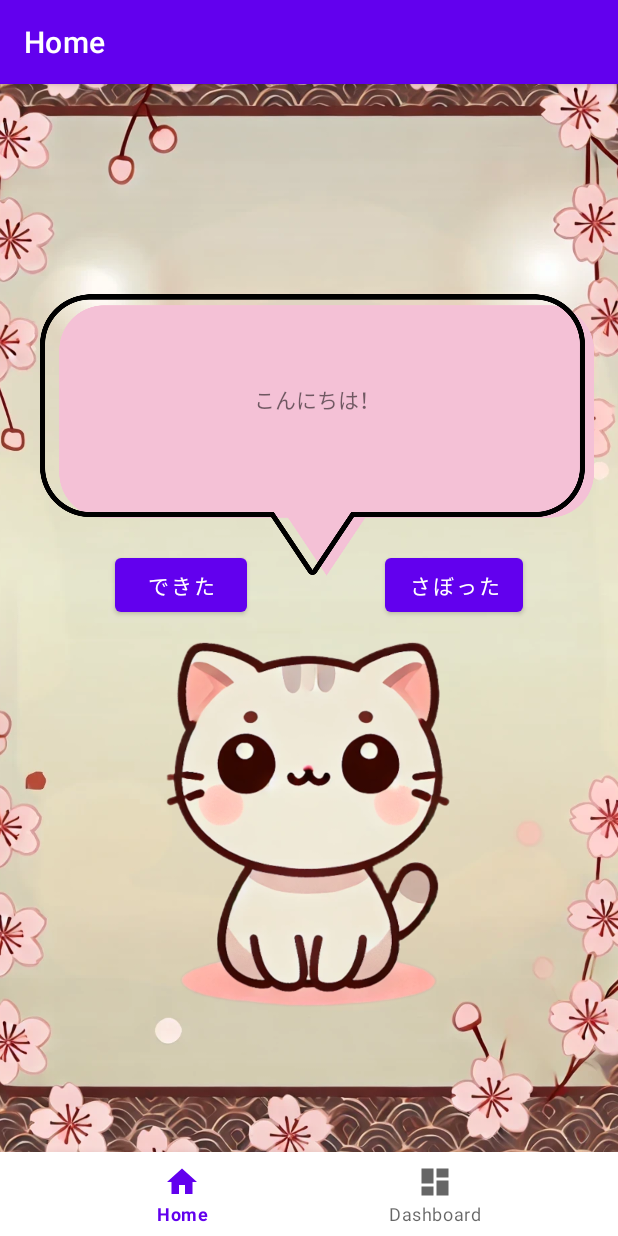
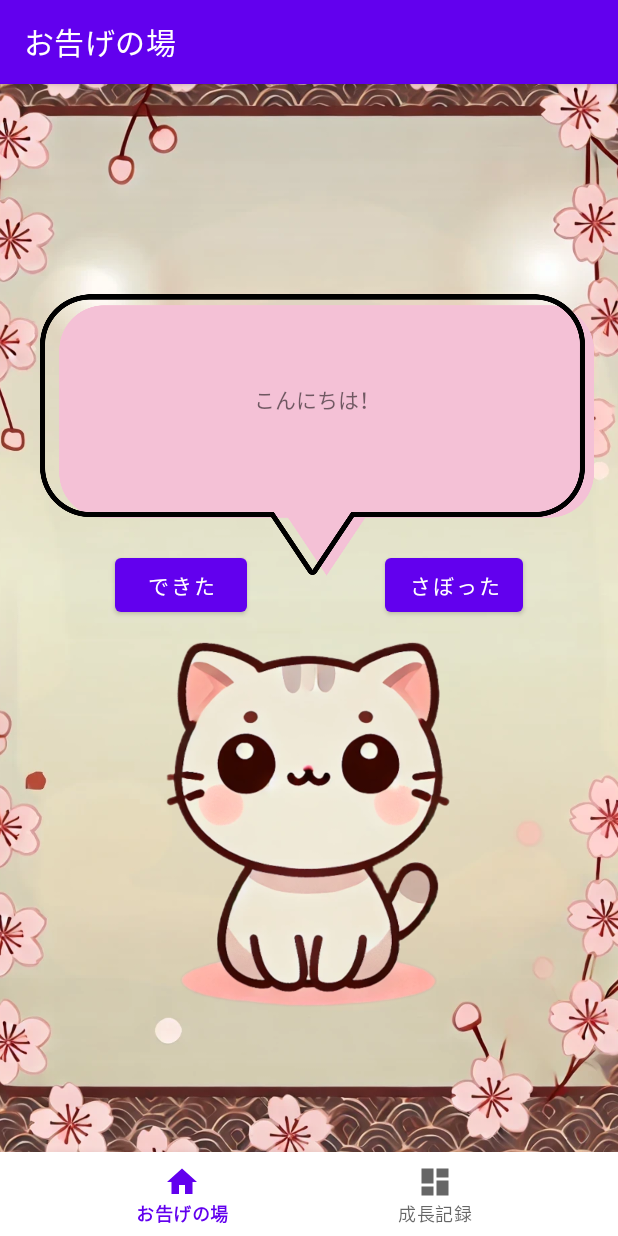
Before and after one commit to momoice/nekokami, an Android app: the screen it shows after launch (MainActivity), on a phone screen of 412 x 824 dp. Run offline under Robolectric (Android 15) with nearby library versions, the phone set to English and light mode, and no system bars; our stand-ins replace navigation-ui.

Commit message:
画面編集 ページ名変更。 お告げの場面白い

```diff
--- a/app/src/main/res/values/strings.xml
+++ b/app/src/main/res/values/strings.xml
@@ -1,6 +1,5 @@
 <resources>
     <string name="app_name">nekokami</string>
-    <string name="title_home">Home</string>
-    <string name="title_dashboard">Dashboard</string>
-    <string name="title_notifications">Notifications</string>
+    <string name="title_home">お告げの場</string>
+    <string name="title_dashboard">成長記録</string>
 </resources>
```
